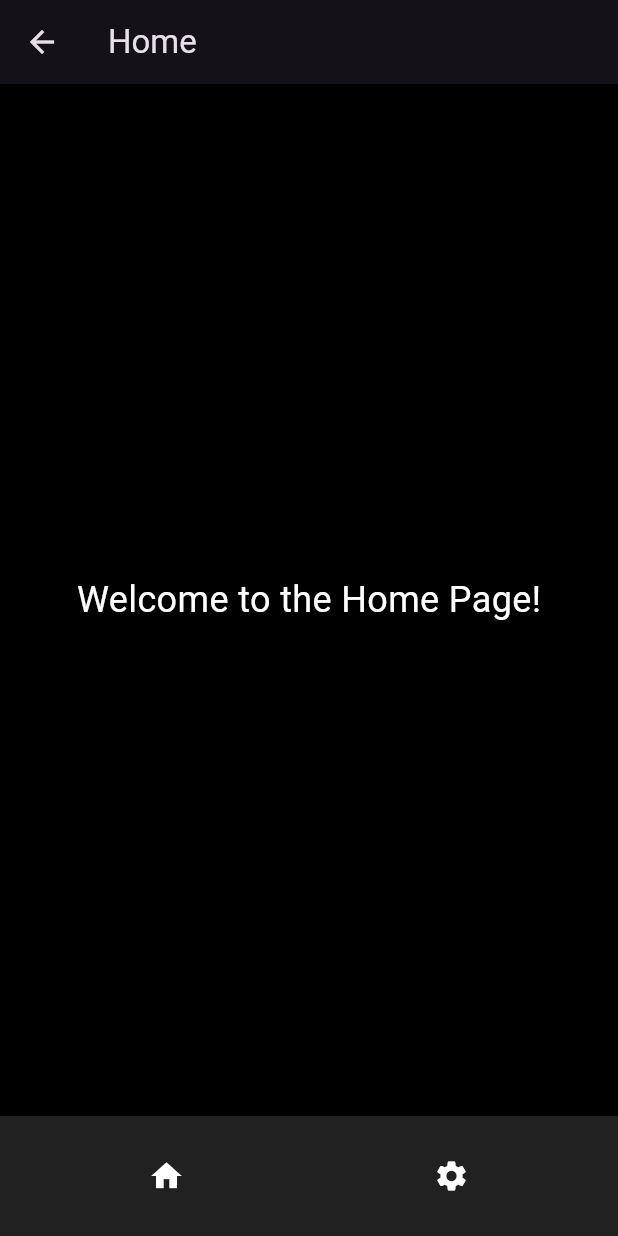
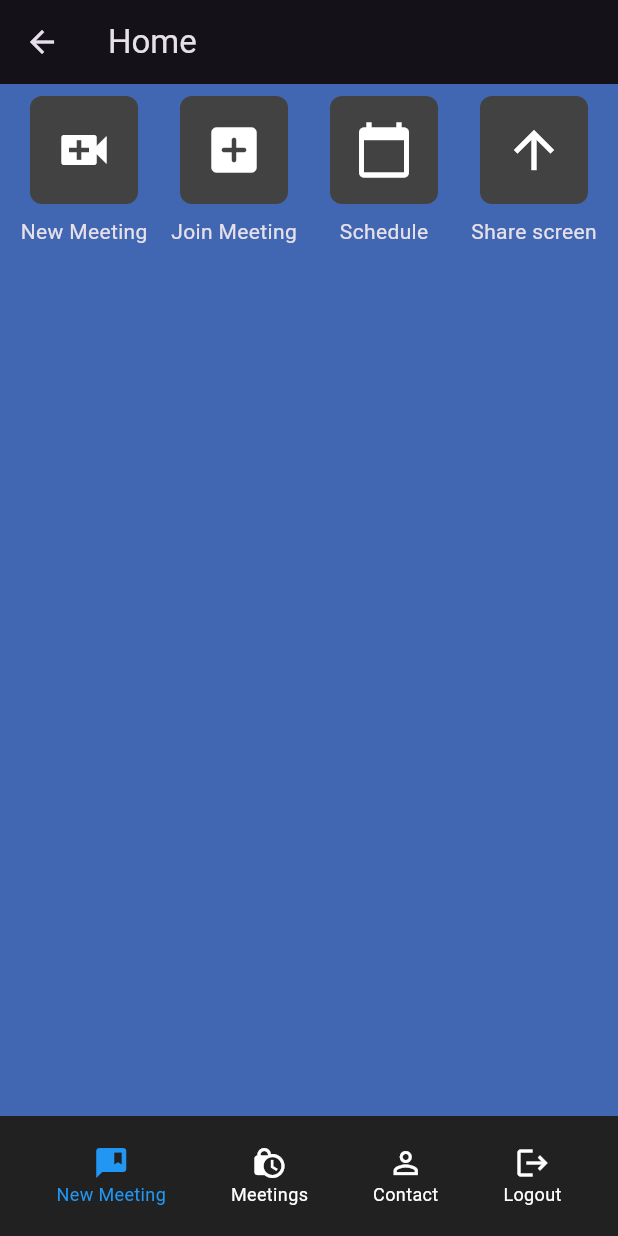
Before and after one commit to KhalilAmamri/my_flutter_app, a Flutter app: the HomeUi screen opened directly, on a phone screen of 412 x 824 dp. Run offline on Flutter 3.47's test engine with Material 3 defaults, Android fonts, the phone set to English and light mode, and no system bars; our stand-ins replace cloud_firestore, firebase_auth, firebase_core, google_sign_in; accounts and stored records are empty.

Commit message:
Refactor Home UI to use StatefulWidget and implement navigation; add Meetings and Saved UI screens

```diff
--- a/lib/my_ui/home_ui.dart
+++ b/lib/my_ui/home_ui.dart
@@ -1,39 +1,79 @@
 import 'package:flutter/material.dart';
+import 'meetings_ui.dart';
+import 'saved_ui.dart';
 
-class HomeUi extends StatelessWidget {
+class HomeUi extends StatefulWidget {
   const HomeUi({super.key});
+
+  @override
+  State<HomeUi> createState() => _HomeUiState();
+}
+
+class _HomeUiState extends State<HomeUi> {
+  int _selectedIndex = 0;
+
+  // Pages for each navigation item
+  final List<Widget> _pages = [
+    const MeetingsUi(), // New Meeting button opens meetings_ui.dart
+    const SavedUi(), // Meeting button opens saved_ui.dart
+    const Center(
+      child: Text(
+        'Contact Page',
+        style: TextStyle(fontSize: 24, color: Colors.white),
+      ),
+    ),
+    const Center(
+      child: Text(
+        'Logout Page',
+        style: TextStyle(fontSize: 24, color: Colors.white),
+      ),
+    ),
+  ];
+
+  void _onItemTapped(int index) {
+    setState(() {
+      _selectedIndex = index;
+    });
+  }
 
   @override
   Widget build(BuildContext context) {
     return Scaffold(
-      appBar: AppBar(title: Text('Home')),
-      body: Center(
-        child: Text(
-          'Welcome to the Home Page!',
-          style: TextStyle(fontSize: 24, color: Colors.white),
-        ),
-      ),
-      backgroundColor: Colors.black, // Set background color for home page
+      appBar: AppBar(title: const Text('Home')),
+      body: _pages[_selectedIndex],
+      backgroundColor: Colors.black,
       bottomNavigationBar: BottomAppBar(
         color: Colors.grey[900],
         child: Row(
           mainAxisAlignment: MainAxisAlignment.spaceAround,
           children: [
-            IconButton(
-              icon: Icon(Icons.home, color: Colors.white),
-              onPressed: () {
-                // Handle home button press
-              },
-            ),
-            IconButton(
-              icon: Icon(Icons.settings, color: Colors.white),
-              onPressed: () {
-                // Handle settings button press
-              },
-            ),
+            _buildNavItem(Icons.comment_bank, 'New Meeting', 0),
+            _buildNavItem(Icons.lock_clock, 'Meetings', 1),
+            _buildNavItem(Icons.person_outline, 'Contact', 2),
+            _buildNavItem(Icons.logout, 'Logout', 3),
           ],
         ),
       ),
     );
   }
+
+  Widget _buildNavItem(IconData icon, String label, int index) {
+    final isSelected = _selectedIndex == index;
+    return InkWell(
+      onTap: () => _onItemTapped(index),
+      child: Column(
+        mainAxisSize: MainAxisSize.min,
+        children: [
+          Icon(icon, color: isSelected ? Colors.blue : Colors.white),
+          Text(
+            label,
+            style: TextStyle(
+              color: isSelected ? Colors.blue : Colors.white,
+              fontSize: 12,
+            ),
+          ),
+        ],
+      ),
+    );
+  }
 }
--- /dev/null
+++ b/lib/my_ui/meetings_ui.dart
@@ -0,0 +1,22 @@
+import 'package:flutter/material.dart';
+import 'package:my_flutter_app/my_ui/my_button/my_icons.dart';
+
+class MeetingsUi extends StatelessWidget {
+  const MeetingsUi({super.key});
+
+  @override
+  Widget build(BuildContext context) {
+    return Scaffold(
+      body: Row(
+        mainAxisAlignment: MainAxisAlignment.spaceEvenly,
+        crossAxisAlignment: CrossAxisAlignment.center,
+        children: [
+          MyIcons(icon: Icons.video_call, text: 'New Meeting'),
+          MyIcons(icon: Icons.add_box_rounded, text: 'Join Meeting'),
+          MyIcons(icon: Icons.calendar_today, text: 'Schedule'),
+          MyIcons(icon: Icons.arrow_upward, text: 'Share screen'),
+        ],
+      ),
+    );
+  }
+}
--- /dev/null
+++ b/lib/my_ui/my_button/my_icons.dart
@@ -0,0 +1,25 @@
+import 'package:flutter/material.dart';
+
+class MyIcons extends StatelessWidget {
+  final String text;
+  final IconData icon;
+  const MyIcons({super.key, required this.icon, required this.text});
+
+  @override
+  Widget build(BuildContext context) {
+    return Column(
+      children: [
+        Container(
+          margin: const EdgeInsets.all(8.0),
+          padding: const EdgeInsets.all(16.0),
+          decoration: BoxDecoration(
+            color: Colors.grey[800],
+            borderRadius: BorderRadius.circular(8.0),
+          ),
+          child: Icon(icon, size: 40.0, color: Colors.white),
+        ),
+        Text(text),
+      ],
+    );
+  }
+}
--- /dev/null
+++ b/lib/my_ui/saved_ui.dart
@@ -0,0 +1,10 @@
+import 'package:flutter/material.dart';
+
+class SavedUi extends StatelessWidget {
+  const SavedUi({super.key});
+
+  @override
+  Widget build(BuildContext context) {
+    return Scaffold(appBar: AppBar(title: const Text('Saved Items')));
+  }
+}
```
